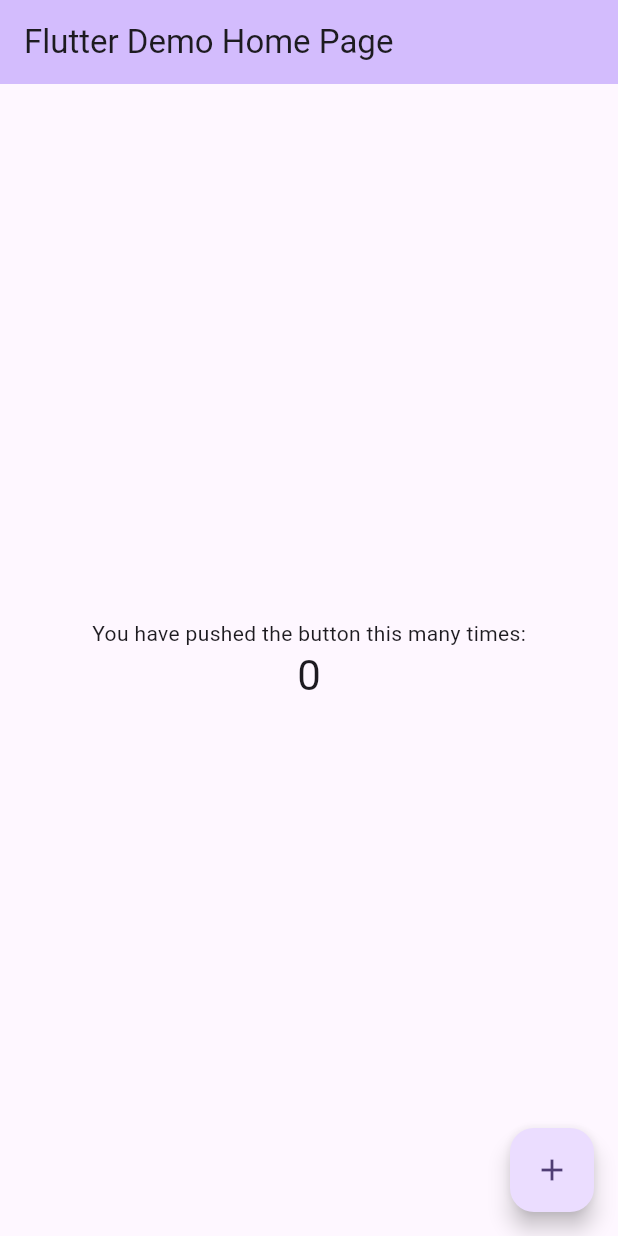
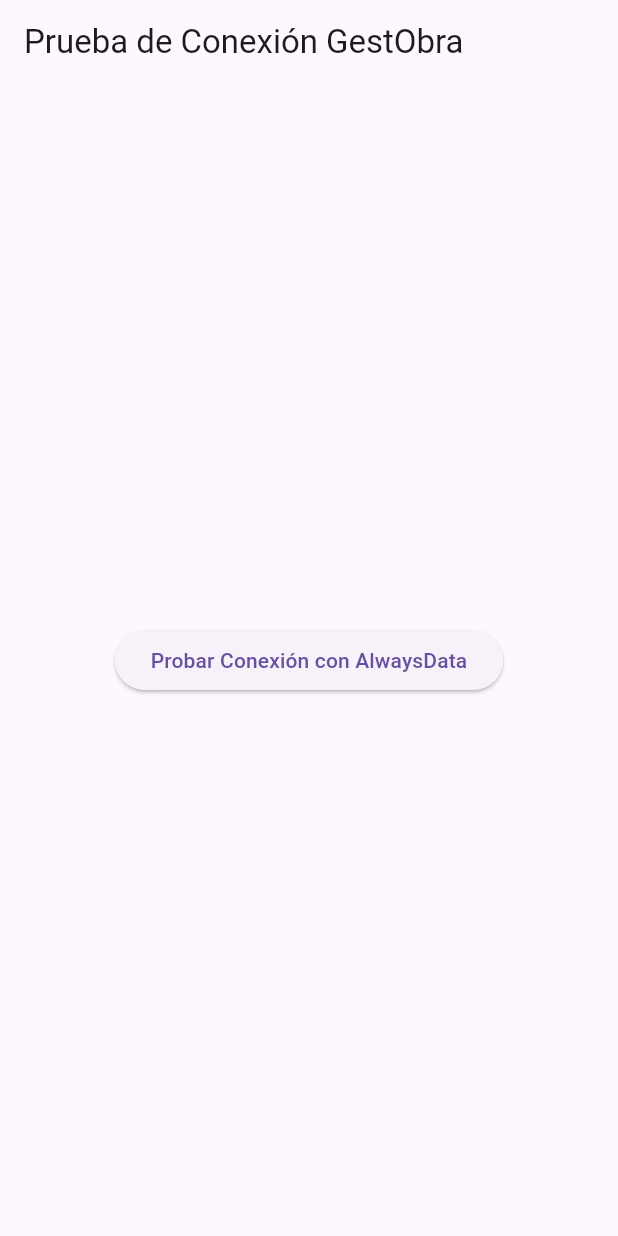
Before and after one commit to Lyn-lyyn/GESTOBRA, a Flutter app: the screen it shows after launch, on a phone screen of 412 x 824 dp. Run offline on Flutter 3.47's test engine with Material 3 defaults, Android fonts, the phone set to English and light mode, and no system bars.

Commit message:
conexion exitosa con AlwaysData y prueba de endpoint

```diff
--- a/lib/main.dart
+++ b/lib/main.dart
@@ -1,122 +1,50 @@
+import 'dart:convert';
 import 'package:flutter/material.dart';
+import 'package:http/http.dart' as http;
 
 void main() {
-  runApp(const MyApp());
+  runApp(const MiApp());
 }
 
-class MyApp extends StatelessWidget {
-  const MyApp({super.key});
+class MiApp extends StatelessWidget {
+  const MiApp({super.key});
 
-  // This widget is the root of your application.
   @override
   Widget build(BuildContext context) {
     return MaterialApp(
-      title: 'Flutter Demo',
-      theme: ThemeData(
-        // This is the theme of your application.
-        //
-        // TRY THIS: Try running your application with "flutter run". You'll see
-        // the application has a purple toolbar. Then, without quitting the app,
-        // try changing the seedColor in the colorScheme below to Colors.green
-        // and then invoke "hot reload" (save your changes or press the "hot
-        // reload" button in a Flutter-supported IDE, or press "r" if you used
-        // the command line to start the app).
-        //
-        // Notice that the counter didn't reset back to zero; the application
-        // state is not lost during the reload. To reset the state, use hot
-        // restart instead.
-        //
-        // This works for code too, not just values: Most code changes can be
-        // tested with just a hot reload.
-        colorScheme: ColorScheme.fromSeed(seedColor: Colors.deepPurple),
+      home: Scaffold(
+        appBar: AppBar(
+          title: const Text('Prueba de Conexión GestObra'),
+        ),
+        body: Center(
+          child: ElevatedButton(
+            onPressed: probarConexion,
+            child: const Text('Probar Conexión con AlwaysData'),
+          ),
+        ),
       ),
-      home: const MyHomePage(title: 'Flutter Demo Home Page'),
     );
   }
 }
 
-class MyHomePage extends StatefulWidget {
-  const MyHomePage({super.key, required this.title});
+// Función para probar la conexión HTTP
+Future<void> probarConexion() async {
+  // Apunta al script de prueba
+  final url = Uri.parse('https://gestobra.alwaysdata.net/test_conexion.php');
 
-  // This widget is the home page of your application. It is stateful, meaning
-  // that it has a State object (defined below) that contains fields that affect
-  // how it looks.
+  try {
+    print('Enviando petición a la base de datos...');
+    final response = await http.get(url);
 
-  // This class is the configuration for the state. It holds the values (in this
-  // case the title) provided by the parent (in this case the App widget) and
-  // used by the build method of the State. Fields in a Widget subclass are
-  // always marked "final".
-
-  final String title;
-
-  @override
-  State<MyHomePage> createState() => _MyHomePageState();
-}
-
-class _MyHomePageState extends State<MyHomePage> {
-  int _counter = 0;
-
-  void _incrementCounter() {
-    setState(() {
-      // This call to setState tells the Flutter framework that something has
-      // changed in this State, which causes it to rerun the build method below
-      // so that the display can reflect the updated values. If we changed
-      // _counter without calling setState(), then the build method would not be
-      // called again, and so nothing would appear to happen.
-      _counter++;
-    });
-  }
-
-  @override
-  Widget build(BuildContext context) {
-    // This method is rerun every time setState is called, for instance as done
-    // by the _incrementCounter method above.
-    //
-    // The Flutter framework has been optimized to make rerunning build methods
-    // fast, so that you can just rebuild anything that needs updating rather
-    // than having to individually change instances of widgets.
-    return Scaffold(
-      appBar: AppBar(
-        // TRY THIS: Try changing the color here to a specific color (to
-        // Colors.amber, perhaps?) and trigger a hot reload to see the AppBar
-        // change color while the other colors stay the same.
-        backgroundColor: Theme.of(context).colorScheme.inversePrimary,
-        // Here we take the value from the MyHomePage object that was created by
-        // the App.build method, and use it to set our appbar title.
-        title: Text(widget.title),
-      ),
-      body: Center(
-        // Center is a layout widget. It takes a single child and positions it
-        // in the middle of the parent.
-        child: Column(
-          // Column is also a layout widget. It takes a list of children and
-          // arranges them vertically. By default, it sizes itself to fit its
-          // children horizontally, and tries to be as tall as its parent.
-          //
-          // Column has various properties to control how it sizes itself and
-          // how it positions its children. Here we use mainAxisAlignment to
-          // center the children vertically; the main axis here is the vertical
-          // axis because Columns are vertical (the cross axis would be
-          // horizontal).
-          //
-          // TRY THIS: Invoke "debug painting" (choose the "Toggle Debug Paint"
-          // action in the IDE, or press "p" in the console), to see the
-          // wireframe for each widget.
-          mainAxisAlignment: MainAxisAlignment.center,
-          children: <Widget>[
-            const Text('You have pushed the button this many times:'),
-            Text(
-              '$_counter',
-              style: Theme.of(context).textTheme.headlineMedium,
-            ),
-          ],
-        ),
-      ),
-      floatingActionButton: FloatingActionButton(
-        onPressed: _incrementCounter,
-        tooltip: 'Increment',
-        child: const Icon(Icons.add),
-      ), // This trailing comma makes auto-formatting nicer for build methods.
-    );
+    if (response.statusCode == 200) {
+      final data = jsonDecode(response.body);
+      print('--- RESPUESTA EXITOSA ---');
+      print('Mensaje del servidor: ${data['mensaje']}');
+    } else {
+      print('Error en la petición: Código ${response.statusCode}');
+      print('Detalle del error: ${response.body}');
+    }
+  } catch (e) {
+    print('Excepción al conectar con la API: $e');
   }
 }
--- a/pubspec.yaml
+++ b/pubspec.yaml
@@ -30,7 +30,7 @@
 dependencies:
   flutter:
     sdk: flutter
-
+  http: ^1.6.0
   # The following adds the Cupertino Icons font to your application.
   # Use with the CupertinoIcons class for iOS style icons.
   cupertino_icons: ^1.0.8
```
Also changed, not shown: lib/screens/prueba.dart (added, +19 -0 lines), pubspec.lock, 4 other files.
